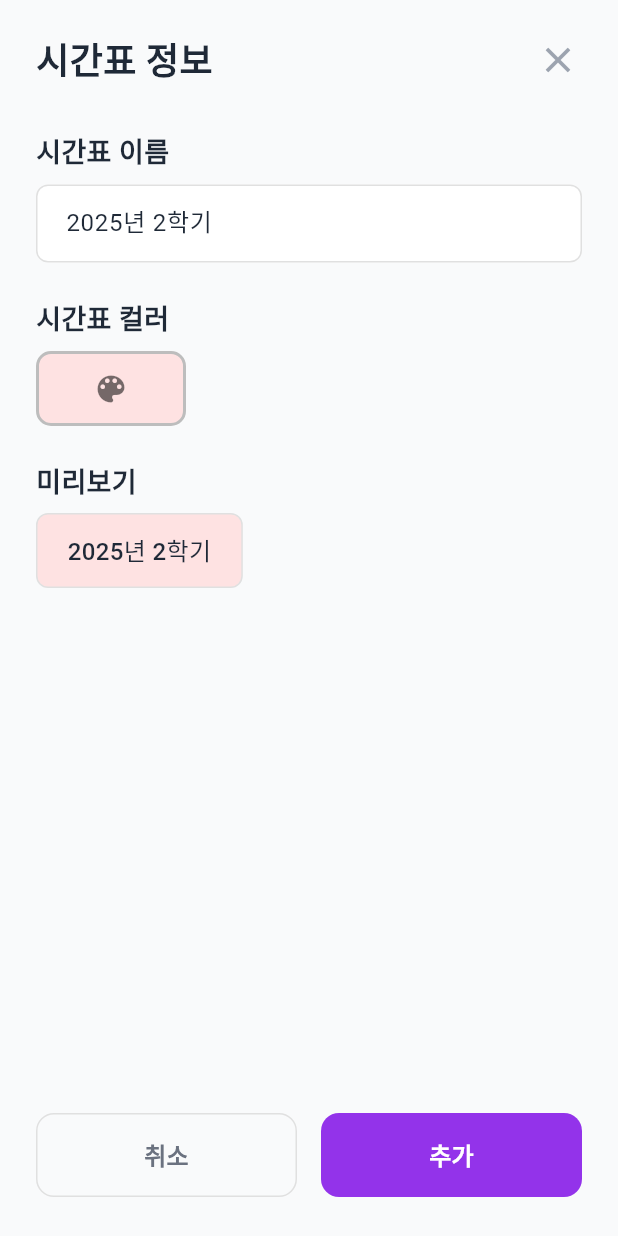
After one commit to seungyun03/StudyApplication, a Flutter app: the AddNewTimeTablePage screen opened directly, on a phone screen of 412 x 824 dp. The commit adds this screen. Run offline on Flutter 3.47's test engine with Material 3 defaults, Android fonts, the phone set to English and light mode, and no system bars; our stand-ins replace file_picker, open_filex, shared_preferences; accounts and stored records are empty.

Commit message:
시간표 추가 페이지
기능 부분 구현 안한 깡통페이지

```diff
--- /dev/null
+++ b/devtools_options.yaml
@@ -0,0 +1,3 @@
+description: This file stores settings for Dart & Flutter DevTools.
+documentation: https://docs.flutter.dev/tools/devtools/extensions#configure-extension-enablement-states
+extensions:
--- /dev/null
+++ b/lib/FrontEnd/AddNewTimeTablePage.dart
@@ -0,0 +1,468 @@
+// 📄 AddNewTimeTablePage.dart
+import 'package:flutter/material.dart';
+
+// ==================== 새로운 시간표 추가 페이지 ====================
+class AddNewTimeTablePage extends StatefulWidget {
+  const AddNewTimeTablePage({super.key});
+
+  @override
+  State<AddNewTimeTablePage> createState() => _AddNewTimeTablePageState();
+}
+
+class _AddNewTimeTablePageState extends State<AddNewTimeTablePage> {
+  // 💡 폼 컨트롤러 및 상태 변수
+  final TextEditingController _nameController = TextEditingController(text: '2025년 2학기');
+
+  // 🚨 [수정] 텍스트 필드의 값을 실시간 반영하기 위한 상태 변수
+  String _timeTableName = '2025년 2학기';
+  Color _selectedColor = const Color(0xFFFEE2E2); // 기본 선택 색상을 파스텔 톤으로 변경
+
+  // 🚨 [수정] 더 넓은 선택을 위한 색상 팔레트 (컬러 피커용) - 모두 파스텔/연한 톤으로 변경
+  final List<Color> _fullColorPalette = const [
+    // Row 1: Light Reds/Pinks
+    Color(0xFFFEE2E2), // Very Light Red
+    Color(0xFFFCE7F3), // Light Pink
+    Color(0xFFFBCFE8), // Soft Pink
+    Color(0xFFF3E8FF), // Light Lavender
+
+    // Row 2: Light Purples/Blues
+    Color(0xFFEDE9FE), // Soft Lavender
+    Color(0xFFE0E7FF), // Periwinkle
+    Color(0xFFDBEAFE), // Light Blue
+    Color(0xFFEEF2FF), // Very Light Blue
+
+    // Row 3: Light Greens/Yellows
+    Color(0xFFD1FAE5), // Light Mint
+    Color(0xFFCCFBF1), // Light Teal
+    Color(0xFFF0FDF4), // Very Light Green
+    Color(0xFFFEFCE8), // Light Yellow
+
+    // Row 4: Earth Tones/Neutrals
+    Color(0xFFFFF7ED), // Light Apricot
+    Color(0xFFFFEDD5), // Soft Peach
+    Color(0xFFF5DEB3), // Wheat
+    Color(0xFFF5F5DC), // Beige
+
+    // Row 5: Soft Grays/Deeper Pastels
+    Color(0xFFE5E7EB), // Light Gray
+    Color(0xFFD1D5DB), // Mid-Light Gray
+    Color(0xFFB0E0E6), // Powder Blue
+    Color(0xFFDDA0DD), // Thistle (Soft Medium Purple)
+  ];
+
+  // 🚨 [추가] initState: 컨트롤러에 리스너를 연결하여 실시간 업데이트를 처리합니다.
+  @override
+  void initState() {
+    super.initState();
+    _nameController.addListener(_updateTimeTableName);
+  }
+
+  // 🚨 [추가] 리스너 콜백 함수: 텍스트 변경 시 상태 변수를 업데이트하고 UI를 다시 그립니다.
+  void _updateTimeTableName() {
+    if (_timeTableName != _nameController.text) {
+      setState(() {
+        _timeTableName = _nameController.text;
+      });
+    }
+  }
+
+  // 🚨 [수정] dispose: 리스너를 해제하고 컨트롤러를 해제합니다.
+  @override
+  void dispose() {
+    _nameController.removeListener(_updateTimeTableName);
+    _nameController.dispose();
+    super.dispose();
+  }
+
+  // 💡 시간표 추가 로직 (TODO: Provider 연동 필요)
+  void _addTimeTable() {
+    final newName = _nameController.text.trim();
+    if (newName.isEmpty) {
+      ScaffoldMessenger.of(context).showSnackBar(
+        const SnackBar(content: Text('시간표 이름을 입력해주세요.')),
+      );
+      return;
+    }
+
+    // TODO: 1. DB 또는 Provider를 통해 실제 시간표 추가 및 저장
+    // TODO: 2. 추가 성공 시 TimeTableSelectionPage로 돌아가서 목록 새로고침
+
+    ScaffoldMessenger.of(context).showSnackBar(
+      SnackBar(content: Text('\'$newName\' 시간표 추가 성공 (색상: $_selectedColor)')),
+    );
+    Navigator.pop(context); // 이전 페이지(TimeTableSelectionPage)로 돌아가기
+  }
+
+  // 🚨 [수정] 컬러 피커를 `showModalBottomSheet`로 표시하는 함수
+  void _showColorPickerBottomSheet() {
+    showModalBottomSheet(
+      context: context,
+      isScrollControlled: true,
+      shape: const RoundedRectangleBorder(
+        borderRadius: BorderRadius.vertical(top: Radius.circular(20)),
+      ),
+      builder: (BuildContext bottomSheetContext) {
+        return StatefulBuilder(
+          builder: (BuildContext context, StateSetter setModalState) {
+            return Padding(
+              padding: const EdgeInsets.all(24.0),
+              child: Column(
+                mainAxisSize: MainAxisSize.min,
+                crossAxisAlignment: CrossAxisAlignment.start,
+                children: [
+                  // 모달 제목
+                  const Text(
+                    '시간표 컬러 선택',
+                    style: TextStyle(
+                      fontFamily: 'Roboto',
+                      fontWeight: FontWeight.bold,
+                      fontSize: 20,
+                      color: Color(0xFF1F2937),
+                    ),
+                  ),
+                  const SizedBox(height: 16),
+
+                  // 색상 팔레트
+                  GridView.builder(
+                    shrinkWrap: true,
+                    physics: const NeverScrollableScrollPhysics(), // 스크롤 방지
+                    gridDelegate: const SliverGridDelegateWithFixedCrossAxisCount(
+                      crossAxisCount: 5,
+                      crossAxisSpacing: 16,
+                      mainAxisSpacing: 16,
+                    ),
+                    itemCount: _fullColorPalette.length,
+                    itemBuilder: (context, index) {
+                      final color = _fullColorPalette[index];
+                      final isSelected = color.value == _selectedColor.value;
+
+                      return GestureDetector(
+                        onTap: () {
+                          // 모달 내 상태 업데이트
+                          setModalState(() {
+                            _selectedColor = color;
+                          });
+                          // 메인 위젯 상태 업데이트 및 모달 닫기
+                          setState(() {
+                            _selectedColor = color;
+                          });
+                          Navigator.pop(bottomSheetContext);
+                        },
+                        child: Container(
+                          decoration: BoxDecoration(
+                            color: color,
+                            shape: BoxShape.circle,
+                            border: Border.all(
+                              color: isSelected ? const Color(0xFF3B82F6) : Colors.transparent,
+                              width: isSelected ? 4 : 1,
+                            ),
+                            boxShadow: isSelected
+                                ? [const BoxShadow(color: Color(0x663B82F6), blurRadius: 6)]
+                                : null,
+                          ),
+                          child: isSelected
+                              ? const Center(
+                            child: Icon(
+                              Icons.check,
+                              color: Colors.white, // 체크 아이콘을 흰색으로 변경
+                              size: 20,
+                            ),
+                          )
+                              : null,
+                        ),
+                      );
+                    },
+                  ),
+                  const SizedBox(height: 8),
+                ],
+              ),
+            );
+          },
+        );
+      },
+    );
+  }
+
+  @override
+  Widget build(BuildContext context) {
+    return Scaffold(
+      backgroundColor: const Color(0xFFF9FAFB),
+      body: SafeArea(
+        child: Column(
+          children: [
+            // 1. 상단 헤더 (시간표 정보 제목 및 닫기 버튼)
+            _CreationHeader(
+              onClose: () => Navigator.pop(context), // 취소 시 이전 페이지로 이동
+            ),
+
+            // 2. 입력 폼 영역
+            Expanded(
+              child: SingleChildScrollView(
+                padding: const EdgeInsets.symmetric(horizontal: 24, vertical: 16),
+                child: Column(
+                  crossAxisAlignment: CrossAxisAlignment.start,
+                  children: [
+                    // 시간표 이름 입력
+                    const _FormLabel(text: "시간표 이름"),
+                    _NameInputField(controller: _nameController),
+                    const SizedBox(height: 24),
+
+                    // 시간표 색상 선택
+                    const _FormLabel(text: "시간표 컬러"),
+                    // 🚨 [수정] 컬러 피커 버튼을 눌러 BottomSheet를 띄움
+                    _ColorPickerButton(
+                      selectedColor: _selectedColor,
+                      onTap: _showColorPickerBottomSheet,
+                    ),
+                    const SizedBox(height: 24),
+
+                    // 미리보기
+                    const _FormLabel(text: "미리보기"),
+                    _PreviewTimeTable(
+                      name: _timeTableName,
+                      backgroundColor: _selectedColor,
+                    ),
+                  ],
+                ),
+              ),
+            ),
+
+            // 3. 하단 취소/추가 버튼
+            _ActionButtons(
+              onCancel: () => Navigator.pop(context),
+              onAdd: _addTimeTable,
+            ),
+            const SizedBox(height: 10), // 하단 여백
+          ],
+        ),
+      ),
+    );
+  }
+}
+
+// ==================== 상단 헤더 위젯 ====================
+class _CreationHeader extends StatelessWidget {
+  final VoidCallback onClose;
+
+  const _CreationHeader({required this.onClose});
+
+  @override
+  Widget build(BuildContext context) {
+    return Padding(
+      padding: const EdgeInsets.fromLTRB(24, 16, 16, 8),
+      child: Row(
+        mainAxisAlignment: MainAxisAlignment.spaceBetween,
+        children: [
+          const Text(
+            "시간표 정보",
+            style: TextStyle(
+              fontFamily: 'Roboto',
+              fontWeight: FontWeight.bold,
+              fontSize: 24,
+              color: Color(0xFF1F2937),
+            ),
+          ),
+          IconButton(
+            icon: const Icon(Icons.close, color: Color(0xFF9CA3AF), size: 28),
+            onPressed: onClose,
+          ),
+        ],
+      ),
+    );
+  }
+}
+
+// ==================== 폼 레이블 위젯 ====================
+class _FormLabel extends StatelessWidget {
+  final String text;
+
+  const _FormLabel({required this.text});
+
+  @override
+  Widget build(BuildContext context) {
+    return Padding(
+      padding: const EdgeInsets.only(bottom: 8.0),
+      child: Text(
+        text,
+        style: const TextStyle(
+          fontFamily: 'Roboto',
+          fontWeight: FontWeight.bold,
+          fontSize: 18,
+          color: Color(0xFF1F2937),
+        ),
+      ),
+    );
+  }
+}
+
+// ==================== 시간표 이름 입력 필드 위젯 ====================
+class _NameInputField extends StatelessWidget {
+  final TextEditingController controller;
+
+  const _NameInputField({required this.controller});
+
+  @override
+  Widget build(BuildContext context) {
+    return TextField(
+      controller: controller,
+      decoration: InputDecoration(
+        contentPadding: const EdgeInsets.symmetric(horizontal: 16, vertical: 14),
+        filled: true,
+        fillColor: Colors.white,
+        border: OutlineInputBorder(
+          borderRadius: BorderRadius.circular(8),
+          borderSide: BorderSide.none, // 테두리 제거
+        ),
+        enabledBorder: OutlineInputBorder(
+          borderRadius: BorderRadius.circular(8),
+          borderSide: BorderSide(color: Colors.grey.shade300), // 연한 테두리 유지
+        ),
+        focusedBorder: OutlineInputBorder(
+          borderRadius: BorderRadius.circular(8),
+          borderSide: const BorderSide(color: Color(0xFF3B82F6), width: 2), // 포커스 시 파란색 테두리
+        ),
+      ),
+      style: const TextStyle(
+        fontFamily: 'Roboto',
+        fontSize: 16,
+        color: Color(0xFF1F2937),
+      ),
+    );
+  }
+}
+
+// ==================== 컬러 피커 버튼 위젯 (수정된 색상 선택) ====================
+class _ColorPickerButton extends StatelessWidget {
+  final Color selectedColor;
+  final VoidCallback onTap;
+
+  const _ColorPickerButton({
+    required this.selectedColor,
+    required this.onTap,
+  });
+
+  @override
+  Widget build(BuildContext context) {
+    return GestureDetector(
+      onTap: onTap,
+      child: Container(
+        height: 50,
+        width: 100, // 버튼 너비를 명시적으로 설정
+        decoration: BoxDecoration(
+          color: selectedColor,
+          borderRadius: BorderRadius.circular(10),
+          border: Border.all(
+            color: selectedColor.computeLuminance() > 0.5 ? Colors.grey.shade400 : selectedColor, // 밝은 색상일 경우 테두리 구분
+            width: 2,
+          ),
+        ),
+        child: Center(
+          child: Icon(
+            Icons.color_lens,
+            size: 24,
+            // 💡 배경색에 따라 아이콘 색상 자동 조정
+            color: selectedColor.computeLuminance() > 0.5 ? Colors.black54 : Colors.white70,
+          ),
+        ),
+      ),
+    );
+  }
+}
+
+// ==================== 미리보기 시간표 위젯 ====================
+class _PreviewTimeTable extends StatelessWidget {
+  final String name;
+  final Color backgroundColor;
+
+  const _PreviewTimeTable({required this.name, required this.backgroundColor});
+
+  @override
+  Widget build(BuildContext context) {
+    // 💡 미리보기는 _TimeTableCard와 유사한 디자인으로 구성
+    return Container(
+      padding: const EdgeInsets.symmetric(horizontal: 20, vertical: 12),
+      decoration: BoxDecoration(
+        color: backgroundColor, // 선택된 배경색 적용
+        borderRadius: BorderRadius.circular(8),
+        border: Border.all(color: Colors.grey.shade300),
+      ),
+      child: Text(
+        name.isNotEmpty ? name : '시간표 이름 미리보기',
+        style: TextStyle(
+          fontFamily: 'Roboto',
+          fontWeight: FontWeight.w500,
+          fontSize: 16,
+          // 💡 배경색에 따라 텍스트 색상을 자동으로 조정하여 가독성 확보
+          color: backgroundColor.computeLuminance() > 0.5
+              ? const Color(0xFF1F2937) // 밝은 배경 -> 어두운 글자
+              : Colors.white, // 어두운 배경 -> 밝은 글자
+        ),
+      ),
+    );
+  }
+}
+
+// ==================== 하단 액션 버튼 위젯 ====================
+class _ActionButtons extends StatelessWidget {
+  final VoidCallback onCancel;
+  final VoidCallback onAdd;
+
+  const _ActionButtons({required this.onCancel, required this.onAdd});
+
+  @override
+  Widget build(BuildContext context) {
+    return Padding(
+      padding: const EdgeInsets.symmetric(horizontal: 24, vertical: 16),
+      child: Row(
+        children: [
+          // 취소 버튼
+          Expanded(
+            child: OutlinedButton(
+              onPressed: onCancel,
+              style: OutlinedButton.styleFrom(
+                minimumSize: const Size(double.infinity, 56),
+                side: BorderSide(color: Colors.grey.shade300),
+                shape: RoundedRectangleBorder(
+                  borderRadius: BorderRadius.circular(12),
+                ),
+              ),
+              child: const Text(
+                "취소",
+                style: TextStyle(
+                  fontFamily: 'Roboto',
+                  fontWeight: FontWeight.w600,
+                  fontSize: 16,
+                  color: Color(0xFF6B7280),
+                ),
+              ),
+            ),
+          ),
+          const SizedBox(width: 16),
+          // 추가 버튼
+          Expanded(
+            child: ElevatedButton(
+              onPressed: onAdd,
+              style: ElevatedButton.styleFrom(
+                minimumSize: const Size(double.infinity, 56),
+                backgroundColor: const Color(0xFF9333EA), // 이미지와 동일한 보라색 계열
+                shape: RoundedRectangleBorder(
+                  borderRadius: BorderRadius.circular(12),
+                ),
+                elevation: 0,
+              ),
+              child: const Text(
+                "추가",
+                style: TextStyle(
+                  fontFamily: 'Roboto',
+                  fontWeight: FontWeight.w600,
+                  fontSize: 16,
+                  color: Colors.white,
+                ),
+              ),
+            ),
+          ),
+        ],
+      ),
+    );
+  }
+}
--- a/pubspec.yaml
+++ b/pubspec.yaml
@@ -13,7 +13,7 @@ dependencies:
   flutter_localizations:
     sdk: flutter
   shared_preferences: ^2.5.3
-  file_picker: ^6.1.1
+  file_picker: ^10.3.3
   open_filex: ^4.7.0
 
   provider: ^6.1.5 # ✅ 들여쓰기 한 단계 줄임 (flutter 블록 밖으로 이동)
```
Also changed, not shown: lib/FrontEnd/TimeTableSelectionPage.dart (added, +214 -0 lines), lib/FrontEnd/homepage.dart (+14 -1 lines), lib/FrontEnd/Settings/ProfileManagementPage.dart (line endings or trailing spaces), pubspec.lock, 1 other file.
